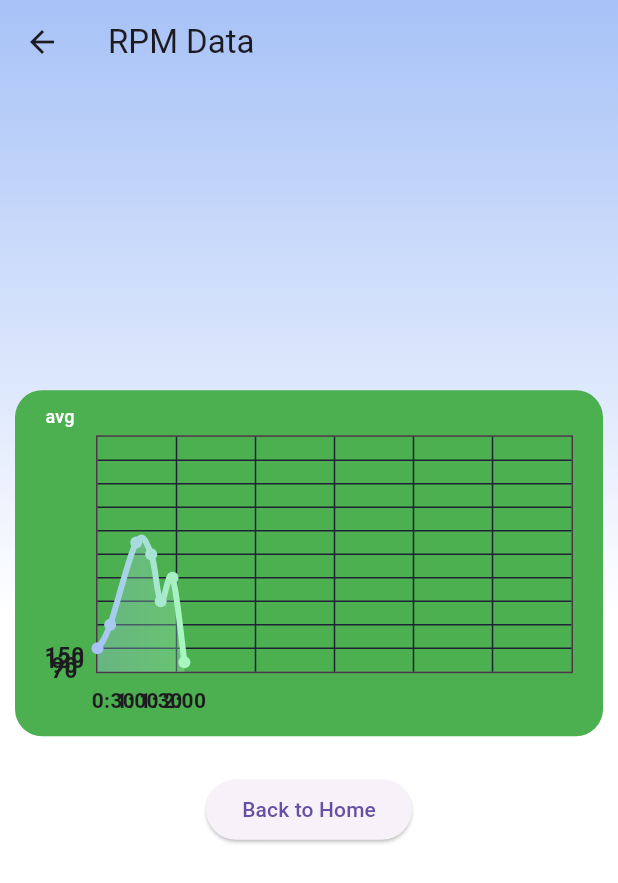
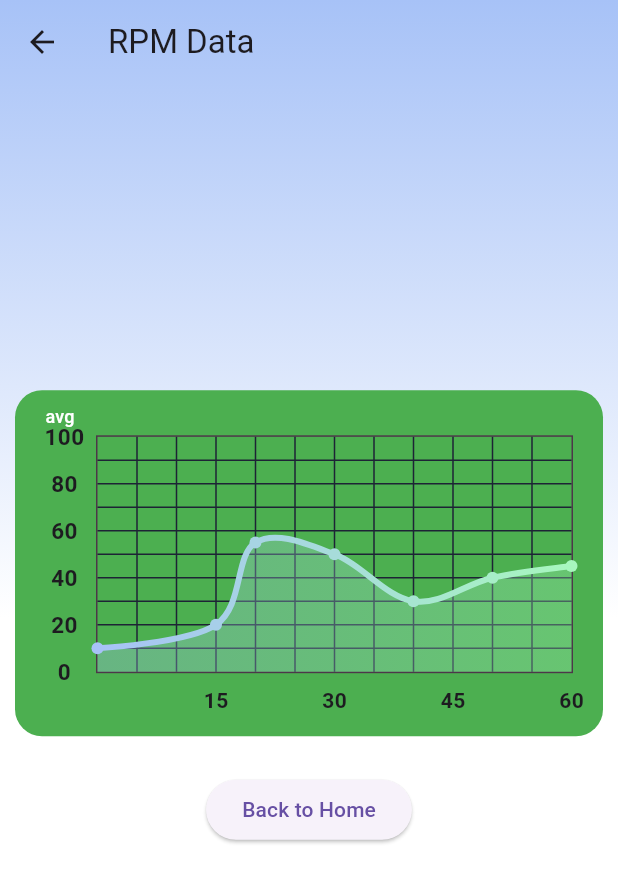
Before and after one commit to Affinity-App/Affinity-App, a Flutter app: the RPMpage screen opened by its route, on a phone screen of 412 x 824 dp. Shown: the top 883 px of the screen. Run offline on Flutter 3.47's test engine with Material 3 defaults, Android fonts, the phone set to English and light mode, and no system bars; drawn by our look-alikes of fl_chart; our stand-ins replace cloud_firestore, firebase_auth, firebase_core, google_sign_in; accounts and stored records are empty.

Commit message:
label titles formatted (hard coded!!!11)

```diff
--- a/cardiacengineering_app/lib/pages/dev_settings/test_chart.dart
+++ b/cardiacengineering_app/lib/pages/dev_settings/test_chart.dart
@@ -101,17 +101,17 @@ class _LineChartSample2State extends State<LineChartSample2> {
     Widget text;
 
     switch (value.toInt()) {
-      case 2:
-        text = const Text('0:30', style: style);
+      case 15:
+        text = const Text('15', style: style);
         break;
-      case 5:
-        text = const Text('1:00', style: style);
+      case 30:
+        text = const Text('30', style: style);
         break;
-      case 8:
-        text = const Text('1:30', style: style);
+      case 45:
+        text = const Text('45', style: style);
         break;
-      case 11:
-        text = const Text('2:00', style: style);
+      case 60:
+        text = const Text('60', style: style);
       default:
         text = const Text('', style: style);
         break;
@@ -132,17 +132,26 @@ class _LineChartSample2State extends State<LineChartSample2> {
     String text;
 
     switch (value.toInt()) {
-      case 1:
-        text = '70';
+      case 0:
+        text = '0';
         break;
-      case 3:
-        text = '90';
+      case 20:
+        text = '20';
         break;
-      case 5:
+      case 40:
+        text = '40';
+        break;
+      case 60:
+        text = '60';
+        break;
+      case 80:
+        text = '80';
+        break;
+      case 100:
+        text = '100';
+        break;
+      case 120:
         text = '120';
-        break;
-      case 7:
-        text = '150';
         break;
       default:
         return Container();
@@ -156,7 +165,7 @@ class _LineChartSample2State extends State<LineChartSample2> {
         show: true,
         drawVerticalLine: true,
         horizontalInterval: 10,
-        verticalInterval: 10,
+        verticalInterval: 5,
         getDrawingHorizontalLine: (value) {
           return const FlLine(
             color: Color.fromARGB(255, 29, 35, 53),
@@ -207,12 +216,12 @@ class _LineChartSample2State extends State<LineChartSample2> {
         LineChartBarData(
           spots: const [
             FlSpot(0, 10),
-            FlSpot(1.6, 20),
-            FlSpot(4.9, 55),
-            FlSpot(6.8, 50),
-            FlSpot(8, 30),
-            FlSpot(9.5, 40),
-            FlSpot(11, 4),
+            FlSpot(15, 20),
+            FlSpot(20, 55),
+            FlSpot(30, 50),
+            FlSpot(40, 30),
+            FlSpot(50, 40),
+            FlSpot(60, 45),
           ],
           isCurved: true,
           gradient: LinearGradient(
@@ -236,100 +245,100 @@ class _LineChartSample2State extends State<LineChartSample2> {
     );
   }
 
-  // LineChartData avgData() {
-  //   return LineChartData(
-  //     lineTouchData: const LineTouchData(enabled: false),
-  //     gridData: FlGridData(
-  //       show: true,
-  //       drawHorizontalLine: true,
-  //       verticalInterval: 1,
-  //       horizontalInterval: 1,
-  //       getDrawingVerticalLine: (value) {
-  //         return const FlLine(
-  //           color: Color(0xff37434d),
-  //           strokeWidth: 1,
-  //         );
-  //       },
-  //       getDrawingHorizontalLine: (value) {
-  //         return const FlLine(
-  //           color: Color(0xff37434d),
-  //           strokeWidth: 1,
-  //         );
-  //       },
-  //     ),
-  //     titlesData: FlTitlesData(
-  //       show: true,
-  //       bottomTitles: AxisTitles(
-  //         sideTitles: SideTitles(
-  //           showTitles: true,
-  //           reservedSize: 30,
-  //           getTitlesWidget: bottomTitleWidgets,
-  //           interval: 1,
-  //         ),
-  //       ),
-  //       leftTitles: AxisTitles(
-  //         sideTitles: SideTitles(
-  //           showTitles: true,
-  //           getTitlesWidget: leftTitleWidgets,
-  //           reservedSize: 32,
-  //           interval: 1,
-  //         ),
-  //       ),
-  //       topTitles: const AxisTitles(
-  //         sideTitles: SideTitles(showTitles: false),
-  //       ),
-  //       rightTitles: const AxisTitles(
-  //         sideTitles: SideTitles(showTitles: false),
-  //       ),
-  //     ),
-  //     borderData: FlBorderData(
-  //       show: true,
-  //       border: Border.all(color: const Color(0xff37434d)),
-  //     ),
-  //     minX: 0,
-  //     maxX: 11,
-  //     minY: 0,
-  //     maxY: 6,
-  //     lineBarsData: [
-  //       LineChartBarData(
-  //         spots: const [
-  //           FlSpot(0, 3.44),
-  //           FlSpot(2.6, 3.44),
-  //           FlSpot(4.9, 3.44),
-  //           FlSpot(6.8, 3.44),
-  //           FlSpot(8, 3.44),
-  //           FlSpot(9.5, 3.44),
-  //           FlSpot(11, 3.44),
-  //         ],
-  //         isCurved: true,
-  //         gradient: LinearGradient(
-  //           colors: [
-  //             ColorTween(begin: gradientColors[0], end: gradientColors[1])
-  //                 .lerp(0.2)!,
-  //             ColorTween(begin: gradientColors[0], end: gradientColors[1])
-  //                 .lerp(0.2)!,
-  //           ],
-  //         ),
-  //         barWidth: 5,
-  //         isStrokeCapRound: true,
-  //         dotData: const FlDotData(
-  //           show: false,
-  //         ),
-  //         belowBarData: BarAreaData(
-  //           show: true,
-  //           gradient: LinearGradient(
-  //             colors: [
-  //               ColorTween(begin: gradientColors[0], end: gradientColors[1])
-  //                   .lerp(0.2)!
-  //                   .withOpacity(0.1),
-  //               ColorTween(begin: gradientColors[0], end: gradientColors[1])
-  //                   .lerp(0.2)!
-  //                   .withOpacity(0.1),
-  //             ],
-  //           ),
-  //         ),
-  //       ),
-  //     ],
-  //   );
-  // }
+  LineChartData avgData() {
+    return LineChartData(
+      lineTouchData: const LineTouchData(enabled: false),
+      gridData: FlGridData(
+        show: true,
+        drawHorizontalLine: true,
+        verticalInterval: 1,
+        horizontalInterval: 1,
+        getDrawingVerticalLine: (value) {
+          return const FlLine(
+            color: Color(0xff37434d),
+            strokeWidth: 1,
+          );
+        },
+        getDrawingHorizontalLine: (value) {
+          return const FlLine(
+            color: Color(0xff37434d),
+            strokeWidth: 1,
+          );
+        },
+      ),
+      titlesData: FlTitlesData(
+        show: true,
+        bottomTitles: AxisTitles(
+          sideTitles: SideTitles(
+            showTitles: true,
+            reservedSize: 30,
+            getTitlesWidget: bottomTitleWidgets,
+            interval: 1,
+          ),
+        ),
+        leftTitles: AxisTitles(
+          sideTitles: SideTitles(
+            showTitles: true,
+            getTitlesWidget: leftTitleWidgets,
+            reservedSize: 32,
+            interval: 1,
+          ),
+        ),
+        topTitles: const AxisTitles(
+          sideTitles: SideTitles(showTitles: false),
+        ),
+        rightTitles: const AxisTitles(
+          sideTitles: SideTitles(showTitles: false),
+        ),
+      ),
+      borderData: FlBorderData(
+        show: true,
+        border: Border.all(color: const Color(0xff37434d)),
+      ),
+      minX: 0,
+      maxX: 60,
+      minY: 0,
+      maxY: 100,
+      lineBarsData: [
+        LineChartBarData(
+          spots: const [
+            FlSpot(0, 3.44),
+            FlSpot(2.6, 3.44),
+            FlSpot(4.9, 3.44),
+            FlSpot(6.8, 3.44),
+            FlSpot(8, 3.44),
+            FlSpot(9.5, 3.44),
+            FlSpot(11, 3.44),
+          ],
+          isCurved: true,
+          gradient: LinearGradient(
+            colors: [
+              ColorTween(begin: gradientColors[0], end: gradientColors[1])
+                  .lerp(0.2)!,
+              ColorTween(begin: gradientColors[0], end: gradientColors[1])
+                  .lerp(0.2)!,
+            ],
+          ),
+          barWidth: 5,
+          isStrokeCapRound: true,
+          dotData: const FlDotData(
+            show: false,
+          ),
+          belowBarData: BarAreaData(
+            show: true,
+            gradient: LinearGradient(
+              colors: [
+                ColorTween(begin: gradientColors[0], end: gradientColors[1])
+                    .lerp(0.2)!
+                    .withOpacity(0.1),
+                ColorTween(begin: gradientColors[0], end: gradientColors[1])
+                    .lerp(0.2)!
+                    .withOpacity(0.1),
+              ],
+            ),
+          ),
+        ),
+      ],
+    );
+  }
 }
```
